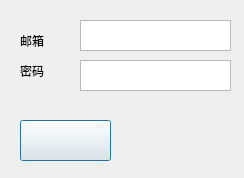
The window that infrom.ui (grysgreat/QtMail) describes before a commit, drawn with Qt 5.
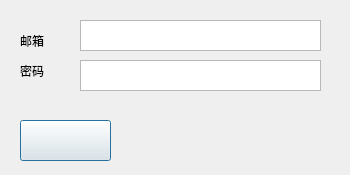
The same window after the commit. Icons and pictures are not drawn.

The edit to the form file:
```diff
--- a/infrom.ui
+++ b/infrom.ui
@@ -6,8 +6,8 @@
    <rect>
     <x>0</x>
     <y>0</y>
-    <width>244</width>
-    <height>178</height>
+    <width>350</width>
+    <height>175</height>
    </rect>
   </property>
   <property name="windowTitle">
@@ -22,7 +22,7 @@
     <rect>
      <x>80</x>
      <y>20</y>
-     <width>151</width>
+     <width>241</width>
      <height>31</height>
     </rect>
    </property>
@@ -48,7 +48,7 @@
     <rect>
      <x>80</x>
      <y>60</y>
-     <width>151</width>
+     <width>241</width>
      <height>31</height>
     </rect>
    </property>
```
